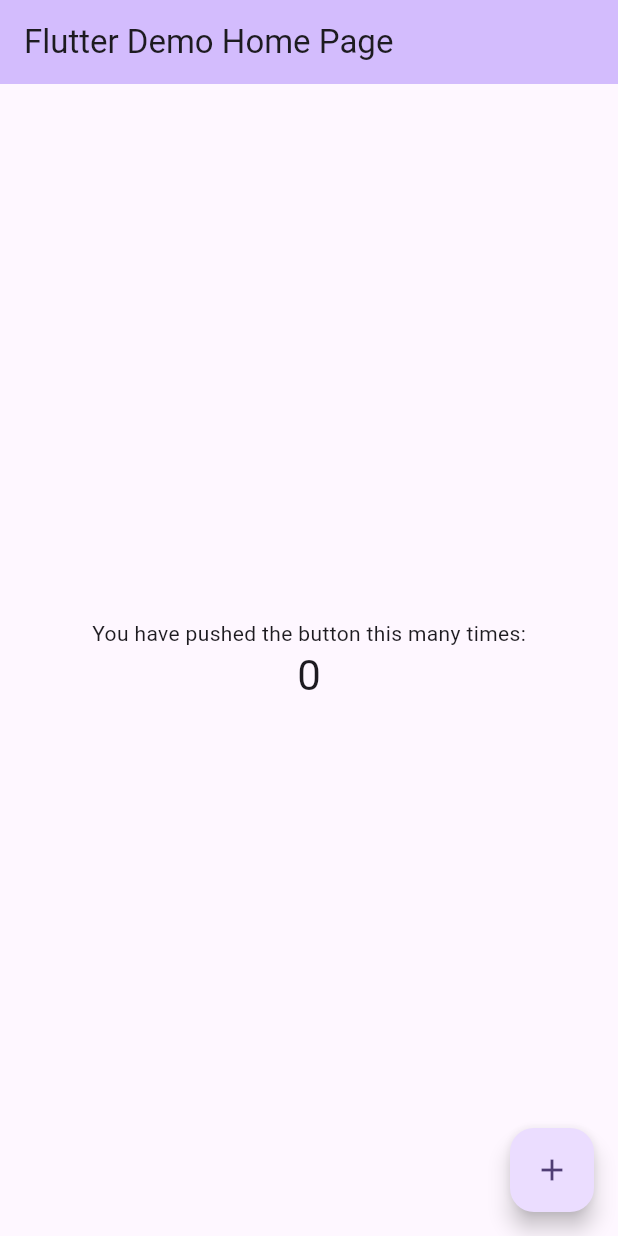
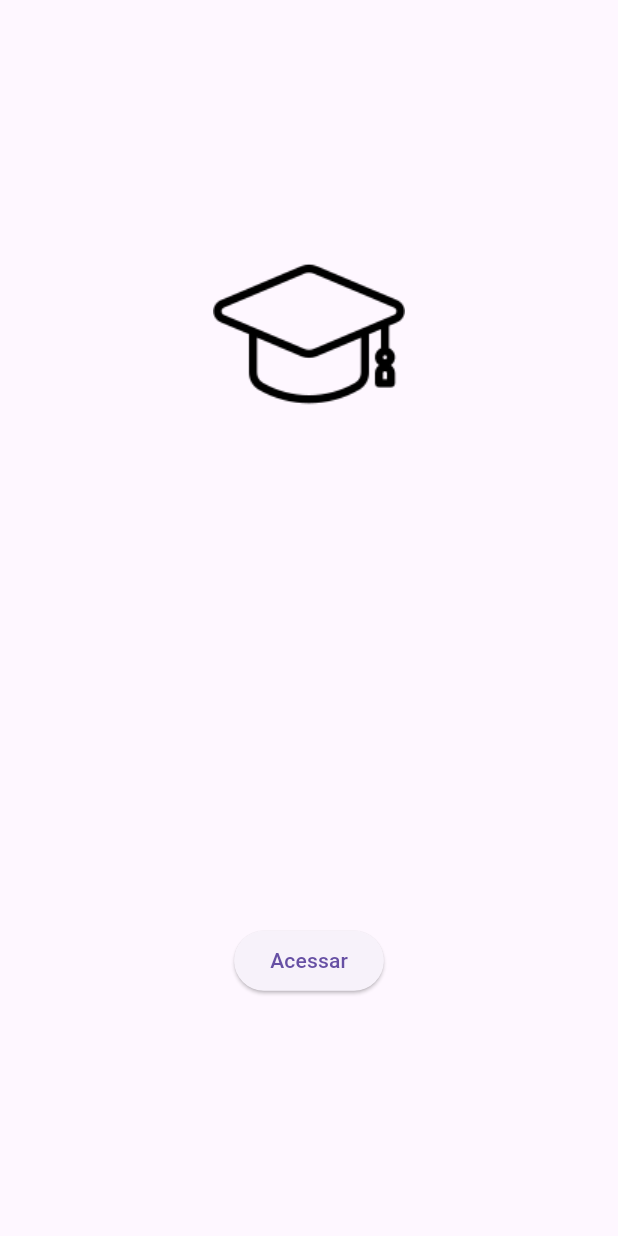
Before and after one commit to Matheusfvm/flutter-prova, a Flutter app: the screen it shows after launch, on a phone screen of 412 x 824 dp. Run offline on Flutter 3.47's test engine with Material 3 defaults, Android fonts, the phone set to English and light mode, and no system bars.

```diff
--- a/lib/main.dart
+++ b/lib/main.dart
@@ -1,4 +1,6 @@
 import 'package:flutter/material.dart';
+import 'dart:convert';
+import 'package:http/http.dart' as http;
 
 void main() {
   runApp(const MyApp());
@@ -7,119 +9,64 @@ void main() {
 class MyApp extends StatelessWidget {
   const MyApp({super.key});
 
-  // This widget is the root of your application.
   @override
   Widget build(BuildContext context) {
     return MaterialApp(
-      title: 'Flutter Demo',
-      theme: ThemeData(
-        // This is the theme of your application.
-        //
-        // TRY THIS: Try running your application with "flutter run". You'll see
-        // the application has a purple toolbar. Then, without quitting the app,
-        // try changing the seedColor in the colorScheme below to Colors.green
-        // and then invoke "hot reload" (save your changes or press the "hot
-        // reload" button in a Flutter-supported IDE, or press "r" if you used
-        // the command line to start the app).
-        //
-        // Notice that the counter didn't reset back to zero; the application
-        // state is not lost during the reload. To reset the state, use hot
-        // restart instead.
-        //
-        // This works for code too, not just values: Most code changes can be
-        // tested with just a hot reload.
-        colorScheme: ColorScheme.fromSeed(seedColor: Colors.deepPurple),
-        useMaterial3: true,
-      ),
-      home: const MyHomePage(title: 'Flutter Demo Home Page'),
+      title: 'app',
+      initialRoute: "/",
+      routes: {
+        '/': (context) => FirstPage(),
+        'login': (context) => FirstPage(),
+      },
     );
   }
 }
 
-class MyHomePage extends StatefulWidget {
-  const MyHomePage({super.key, required this.title});
-
-  // This widget is the home page of your application. It is stateful, meaning
-  // that it has a State object (defined below) that contains fields that affect
-  // how it looks.
-
-  // This class is the configuration for the state. It holds the values (in this
-  // case the title) provided by the parent (in this case the App widget) and
-  // used by the build method of the State. Fields in a Widget subclass are
-  // always marked "final".
-
-  final String title;
-
-  @override
-  State<MyHomePage> createState() => _MyHomePageState();
-}
-
-class _MyHomePageState extends State<MyHomePage> {
-  int _counter = 0;
-
-  void _incrementCounter() {
-    setState(() {
-      // This call to setState tells the Flutter framework that something has
-      // changed in this State, which causes it to rerun the build method below
-      // so that the display can reflect the updated values. If we changed
-      // _counter without calling setState(), then the build method would not be
-      // called again, and so nothing would appear to happen.
-      _counter++;
-    });
-  }
-
-  @override
+class FirstPage extends StatelessWidget {
   Widget build(BuildContext context) {
-    // This method is rerun every time setState is called, for instance as done
-    // by the _incrementCounter method above.
-    //
-    // The Flutter framework has been optimized to make rerunning build methods
-    // fast, so that you can just rebuild anything that needs updating rather
-    // than having to individually change instances of widgets.
     return Scaffold(
-      appBar: AppBar(
-        // TRY THIS: Try changing the color here to a specific color (to
-        // Colors.amber, perhaps?) and trigger a hot reload to see the AppBar
-        // change color while the other colors stay the same.
-        backgroundColor: Theme.of(context).colorScheme.inversePrimary,
-        // Here we take the value from the MyHomePage object that was created by
-        // the App.build method, and use it to set our appbar title.
-        title: Text(widget.title),
-      ),
       body: Center(
-        // Center is a layout widget. It takes a single child and positions it
-        // in the middle of the parent.
         child: Column(
-          // Column is also a layout widget. It takes a list of children and
-          // arranges them vertically. By default, it sizes itself to fit its
-          // children horizontally, and tries to be as tall as its parent.
-          //
-          // Column has various properties to control how it sizes itself and
-          // how it positions its children. Here we use mainAxisAlignment to
-          // center the children vertically; the main axis here is the vertical
-          // axis because Columns are vertical (the cross axis would be
-          // horizontal).
-          //
-          // TRY THIS: Invoke "debug painting" (choose the "Toggle Debug Paint"
-          // action in the IDE, or press "p" in the console), to see the
-          // wireframe for each widget.
-          mainAxisAlignment: MainAxisAlignment.center,
-          children: <Widget>[
-            const Text(
-              'You have pushed the button this many times:',
-            ),
-            Text(
-              '$_counter',
-              style: Theme.of(context).textTheme.headlineMedium,
-            ),
+          mainAxisAlignment: MainAxisAlignment.spaceEvenly,
+          children: [
+            // um retângulo para separar widgets
+            Image.asset('assets/images/logo.png'),
+            const SizedBox(height: 10.0),
+            ElevatedButton(
+                child: Text('Acessar'),
+                onPressed: () {
+                  Navigator.pushReplacementNamed(context, '/');
+                }),
           ],
         ),
       ),
-      floatingActionButton: FloatingActionButton(
-        onPressed: _incrementCounter,
-        tooltip: 'Increment',
-        child: const Icon(Icons.add),
-      ), // This trailing comma makes auto-formatting nicer for build methods.
     );
   }
 }
+
+class LoginPage extends StatefulWidget {
+  const LoginPage({super.key});
+
+  @override
+  State<StatefulWidget> createState() => LoginPageState();
+}
+
+class LoginPageState extends State<LoginPage> {
+  final TextEditingController _emailDigitado = TextEditingController();
+  final TextEditingController _senhaDigitado = TextEditingController();
+  String _emailRecuperado = '';
+  String _senhaRecuperada = '';
+  String _tokenRecuperado = '';
+
+  Future<void> fetchData() async {
+    final response = await http.get(Uri.parse(""));
+
+    if (response.statusCode == 200) {
+      final jsonResponse = jsonDecode(response.body);
+      setState(() {
+        _emailRecuperado = jsonResponse.email;
+        _senhaRecuperada = jsonResponse.senha;
+      });
+    }
+  }
+}
--- a/pubspec.yaml
+++ b/pubspec.yaml
@@ -28,6 +28,7 @@ environment:
 # the latest version available on pub.dev. To see which dependencies have newer
 # versions available, run `flutter pub outdated`.
 dependencies:
+  http: ^0.13.0
   flutter:
     sdk: flutter
 
@@ -59,7 +60,8 @@ flutter:
   uses-material-design: true
 
   # To add assets to your application, add an assets section, like this:
-  # assets:
+  assets:
+   - assets/images/logo.png
   #   - images/a_dot_burr.jpeg
   #   - images/a_dot_ham.jpeg
 
```
Also changed, not shown: assets/images/logo.png (added), pubspec.lock.
